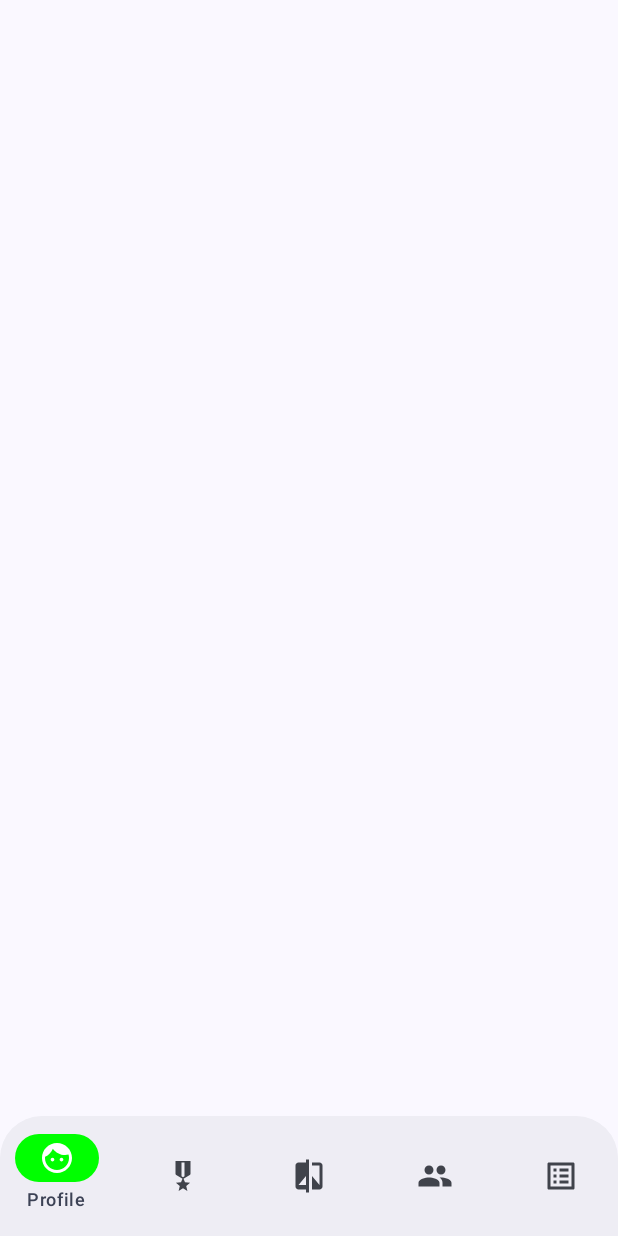
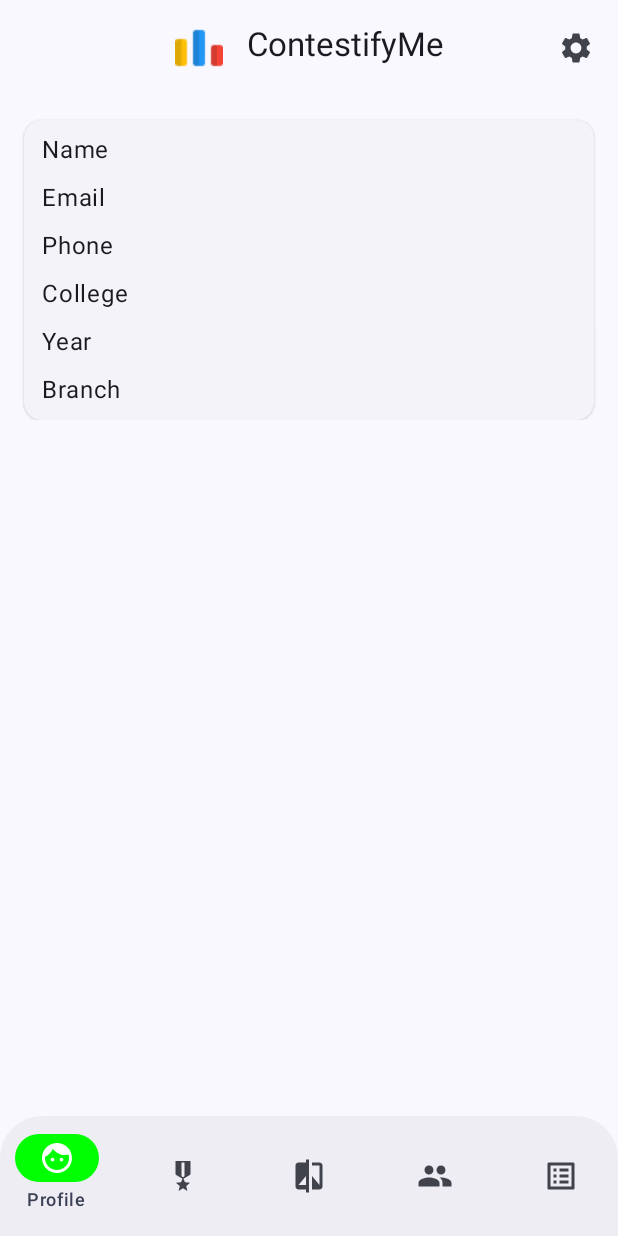
Before and after one commit to prafullKrRj/ContestifyMe, an Android app built with Jetpack Compose: the composable ContestifyMainApp called with empty values, on a phone screen of 412 x 824 dp. Run offline under Robolectric (Android 15) with nearby library versions, the phone set to English and light mode, and no system bars.

Commit message:
Profile Starter

```diff
--- a/app/src/main/java/com/example/contestifyme/features/profileFeature/ui/ProfileScreen.kt
+++ b/app/src/main/java/com/example/contestifyme/features/profileFeature/ui/ProfileScreen.kt
@@ -1,11 +1,132 @@
+@file:OptIn(ExperimentalMaterial3Api::class)
+
 package com.example.contestifyme.features.profileFeature.ui
 
+import androidx.compose.material3.ElevatedCard
+import androidx.compose.foundation.layout.Column
+import androidx.compose.foundation.Image
+import androidx.compose.foundation.layout.Row
+import androidx.compose.foundation.layout.Spacer
+import androidx.compose.foundation.layout.fillMaxWidth
+import androidx.compose.foundation.layout.padding
+import androidx.compose.foundation.layout.size
+import androidx.compose.foundation.lazy.LazyColumn
+import androidx.compose.material.icons.Icons
+import androidx.compose.material.icons.filled.Settings
+import androidx.compose.material3.CenterAlignedTopAppBar
+import androidx.compose.material3.ExperimentalMaterial3Api
+import androidx.compose.material3.Icon
+import androidx.compose.material3.IconButton
+import androidx.compose.material3.Scaffold
+import androidx.compose.material3.Text
 import androidx.compose.runtime.Composable
+import androidx.compose.ui.Modifier
+import androidx.compose.ui.res.painterResource
+import androidx.compose.ui.res.stringResource
+import androidx.compose.ui.text.font.FontFamily.Companion.SansSerif
+import androidx.compose.ui.text.style.TextOverflow
+import androidx.compose.ui.unit.dp
+import com.example.contestifyme.R
 
+@OptIn(ExperimentalMaterial3Api::class)
 @Composable
 fun ProfileScreen(
     viewModel: ProfileViewModel,
     handle: String
 ) {
 
+    Scaffold (
+        topBar = {
+            ProfileAppBar {
+
+            }
+        }
+    ) { paddingValues ->
+        LazyColumn(modifier = Modifier.padding(16.dp), contentPadding = paddingValues) {
+            item {
+                ProfileCard(modifier = Modifier.fillMaxWidth())
+            }
+        }
+    }
 }
+
+@Composable
+fun ProfileCard (modifier: Modifier) {
+    ElevatedCard {
+        Column(
+            modifier = modifier.padding(horizontal = 12.dp, vertical = 8.dp)
+        ) {
+            Text(
+                text = "Name",
+                fontFamily = SansSerif,
+                maxLines = 1,
+                overflow = TextOverflow.Ellipsis
+            )
+            Spacer(modifier = Modifier.padding(4.dp))
+            Text(
+                text = "Email",
+                fontFamily = SansSerif,
+                maxLines = 1,
+                overflow = TextOverflow.Ellipsis
+            )
+            Spacer(modifier = Modifier.padding(4.dp))
+            Text(
+                text = "Phone",
+                fontFamily = SansSerif,
+                maxLines = 1,
+                overflow = TextOverflow.Ellipsis
+            )
+            Spacer(modifier = Modifier.padding(4.dp))
+            Text(
+                text = "College",
+                fontFamily = SansSerif,
+                maxLines = 1,
+                overflow = TextOverflow.Ellipsis
+            )
+            Spacer(modifier = Modifier.padding(4.dp))
+            Text(
+                text = "Year",
+                fontFamily = SansSerif,
+                maxLines = 1,
+                overflow = TextOverflow.Ellipsis
+            )
+            Spacer(modifier = Modifier.padding(4.dp))
+            Text(
+                text = "Branch",
+                fontFamily = SansSerif,
+                maxLines = 1,
+                overflow = TextOverflow.Ellipsis
+            )
+        }
+    }
+}
+
+
+@Composable
+fun ProfileAppBar(settingClicked: () -> Unit) {
+    CenterAlignedTopAppBar(
+        title = {
+            Row {
+                Image(painter = painterResource(id = R.drawable.logo2), contentDescription = null, Modifier.size(32.dp))
+                Spacer(modifier = Modifier.padding(8.dp))
+                Text(
+                    text = stringResource(id = R.string.app_name),
+                    maxLines = 1,
+                    overflow = TextOverflow.Ellipsis,
+                    fontFamily = SansSerif
+                )
+            }
+
+        },
+        actions = {
+            IconButton(onClick = {
+                settingClicked()
+            }) {
+                Icon(
+                    imageVector = Icons.Filled.Settings,
+                    contentDescription = "Settings"
+                )
+            }
+        }
+    )
+}
--- a/app/src/main/java/com/example/contestifyme/ui/ContestifyApp.kt
+++ b/app/src/main/java/com/example/contestifyme/ui/ContestifyApp.kt
@@ -1,5 +1,6 @@
 package com.example.contestifyme.ui
 
+import androidx.compose.animation.ExperimentalAnimationApi
 import androidx.compose.foundation.background
 import androidx.compose.foundation.layout.Box
 import androidx.compose.foundation.layout.Column
@@ -39,11 +40,6 @@ import androidx.navigation.compose.composable
 import androidx.navigation.compose.rememberNavController
 import com.example.contestifyme.ContestifyApplication
 import com.example.contestifyme.R
-import com.example.contestifyme.ui.Screens.COMPARE
-import com.example.contestifyme.ui.Screens.CONTESTS
-import com.example.contestifyme.ui.Screens.FRIENDS
-import com.example.contestifyme.ui.Screens.PROBLEMS
-import com.example.contestifyme.ui.Screens.PROFILE
 import com.example.contestifyme.features.compareFeature.ui.CompareScreen
 import com.example.contestifyme.features.compareFeature.ui.CompareViewModel
 import com.example.contestifyme.features.contestsFeature.ui.ContestsScreen
@@ -54,8 +50,14 @@ import com.example.contestifyme.features.problemsFeature.ui.ProblemsScreen
 import com.example.contestifyme.features.problemsFeature.ui.ProblemsViewModel
 import com.example.contestifyme.features.profileFeature.ui.ProfileScreen
 import com.example.contestifyme.features.profileFeature.ui.ProfileViewModel
+import com.example.contestifyme.ui.Screens.COMPARE
+import com.example.contestifyme.ui.Screens.CONTESTS
+import com.example.contestifyme.ui.Screens.FRIENDS
+import com.example.contestifyme.ui.Screens.PROBLEMS
+import com.example.contestifyme.ui.Screens.PROFILE
 import kotlinx.coroutines.delay
 
+@OptIn(ExperimentalAnimationApi::class)
 @Composable
 fun ContestifyAPP (viewModel: OnBoardingVM) {
     val navController: NavHostController = rememberNavController()
@@ -67,8 +69,12 @@ fun ContestifyAPP (viewModel: OnBoardingVM) {
         delay(1500)
         showBox = false
     }
+    var visible by remember { mutableStateOf(false) }
+    LaunchedEffect(Unit) {
+        visible = true
+    }
+
     Box(modifier = Modifier.fillMaxSize()) {
-
         if (viewModelState.users.isEmpty()) {
             OnBoardingScreen(
                 viewModel = viewModel,
@@ -77,24 +83,25 @@ fun ContestifyAPP (viewModel: OnBoardingVM) {
             ContestifyMainApp(navController, viewModelState.users[0].handle)
         }
         if (showBox) {
-            Box(modifier = Modifier.fillMaxSize().background(Color.Green), contentAlignment = Alignment.Center) {
+            Box(modifier = Modifier
+                .fillMaxSize()
+                .background(Color.Green)
+                , contentAlignment = Alignment.Center) {
                 ContestifyImage(modifier = Modifier)
             }
         }
     }
-
 }
 
 @OptIn(ExperimentalMaterial3Api::class)
 @Composable
 fun ContestifyMainApp(navController: NavHostController, handle: String) {
-
     Scaffold(
         bottomBar = {
             ContestifyNavigationBar {
                 navController.navigate(it.name)
             }
-        }
+        },
     ) { paddingValues ->
         Column(
             modifier = Modifier.padding(paddingValues),
@@ -143,6 +150,7 @@ fun ContestifyMainApp(navController: NavHostController, handle: String) {
             }
         }
     }
+
 }
 
 fun CreationExtras.contestifyApplication() : ContestifyApplication =
--- a/app/src/main/java/com/example/contestifyme/ui/OnBoardingScreen.kt
+++ b/app/src/main/java/com/example/contestifyme/ui/OnBoardingScreen.kt
@@ -19,7 +19,6 @@ import androidx.compose.material3.TextFieldDefaults
 import androidx.compose.runtime.Composable
 import androidx.compose.runtime.getValue
 import androidx.compose.runtime.mutableStateOf
-import androidx.compose.runtime.rememberCoroutineScope
 import androidx.compose.runtime.saveable.rememberSaveable
 import androidx.compose.runtime.setValue
 import androidx.compose.ui.Alignment
@@ -30,7 +29,6 @@ import androidx.compose.ui.text.font.FontWeight
 import androidx.compose.ui.unit.dp
 import androidx.compose.ui.unit.sp
 import com.example.contestifyme.R
-import kotlinx.coroutines.launch
 
 @Composable
 fun OnBoardingScreen (viewModel: OnBoardingVM) {
@@ -38,7 +36,7 @@ fun OnBoardingScreen (viewModel: OnBoardingVM) {
     var handle by rememberSaveable {
         mutableStateOf("")
     }
-    val coroutineScope = rememberCoroutineScope()
+
     Column(
         modifier = Modifier
             .fillMaxSize()
```
